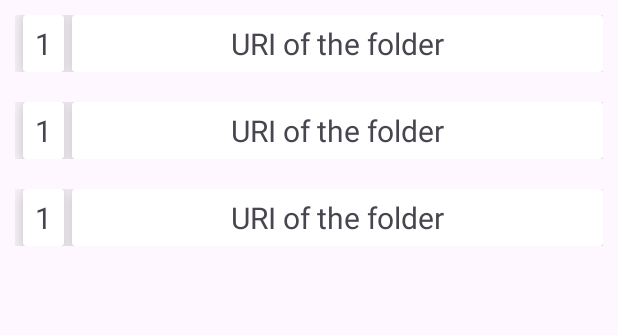
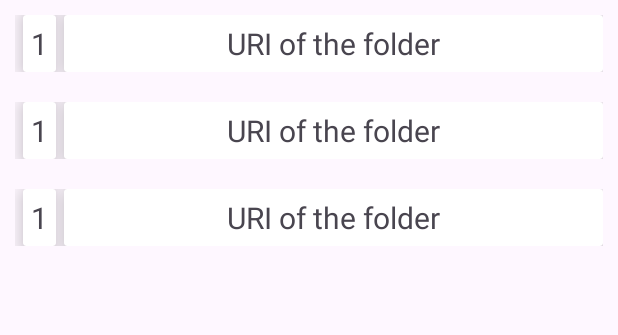
Before and after one commit to DreXASK/ReDuplicate, an Android app: the layout fragment_duplicate_priority_selector.xml on its own in the app's theme, with its tools: preview values and no code run, on a phone screen of 412 x 824 dp. Shown: the top 335 px of the screen. Run offline under Robolectric (Android 15) with nearby library versions, the phone set to English and light mode, and no system bars.

Commit message:
Fixed list item priority line

```diff
--- a/app/src/main/res/layout/fragment_folder_priority_settings.xml
+++ b/app/src/main/res/layout/fragment_folder_priority_settings.xml
@@ -11,7 +11,8 @@
         android:id="@+id/rv_folders_priority_settings"
         android:layout_width="match_parent"
         android:layout_height="match_parent"
-        app:layoutManager="androidx.recyclerview.widget.LinearLayoutManager">
+        app:layoutManager="androidx.recyclerview.widget.LinearLayoutManager"
+        tools:listitem="@layout/list_item_folder_uri_priority_line">
 
     </androidx.recyclerview.widget.RecyclerView>
 
--- a/app/src/main/res/layout/list_item_folder_uri_priority_line.xml
+++ b/app/src/main/res/layout/list_item_folder_uri_priority_line.xml
@@ -16,12 +16,12 @@
         <TextView
             android:id="@+id/tv_position"
             android:layout_width="match_parent"
-            android:layout_height="wrap_content"
-            android:autoSizeTextType="uniform"
+            android:layout_height="match_parent"
+            android:autoSizeTextType="none"
             android:gravity="center"
             android:padding="5dp"
             android:textAlignment="center"
-            android:textSize="30sp"
+            android:textSize="20sp"
             tools:text="1" />
     </androidx.cardview.widget.CardView>
 
```
